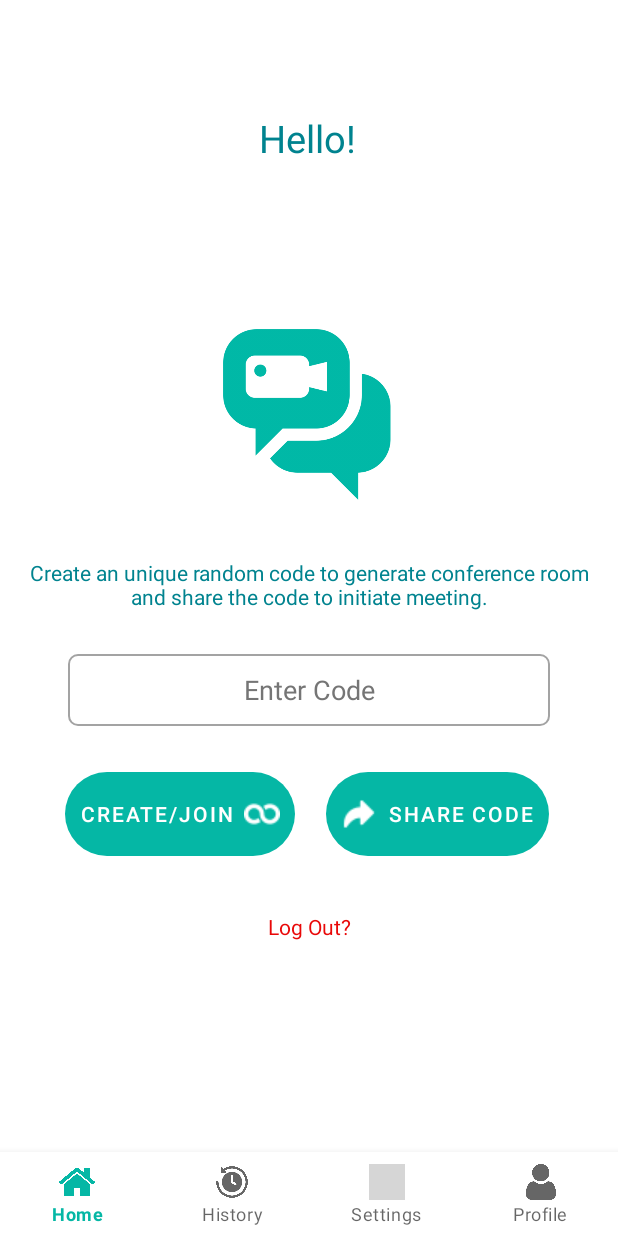
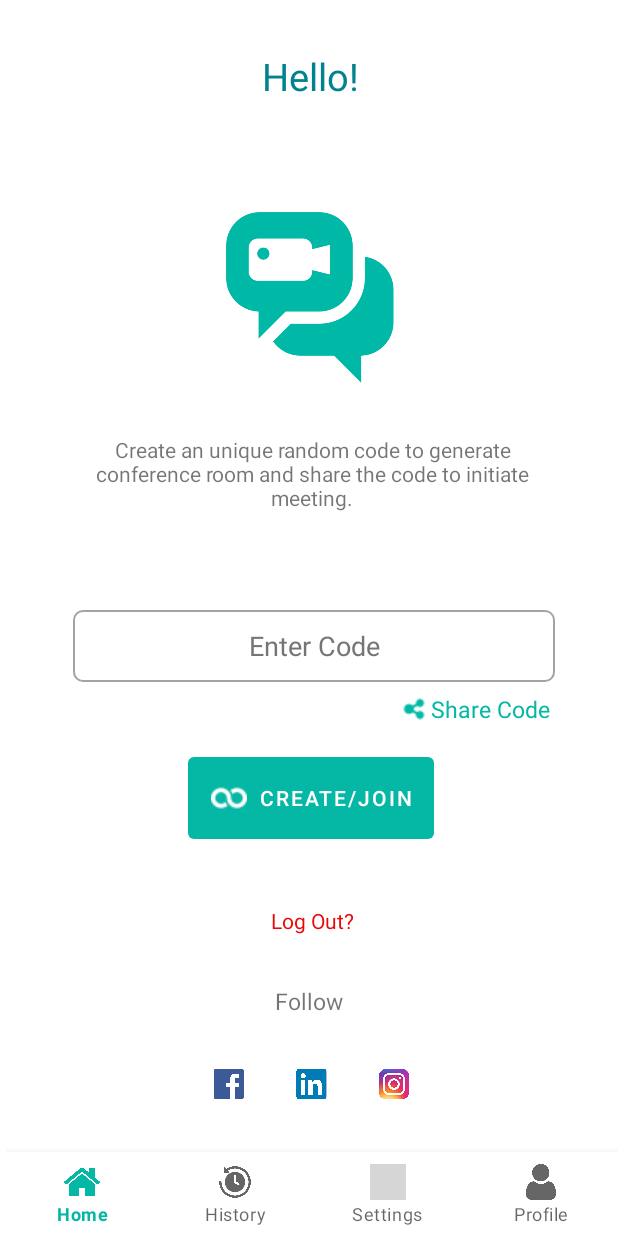
Before and after one commit to NilabhB/SkyMeet, an Android app: the MainActivity screen opened directly, with no data from a screen before it, on a phone screen of 412 x 824 dp. Run offline under Robolectric (Android 15) with nearby library versions, the phone set to English and light mode, and no system bars; our stand-ins replace Firebase (no records; nobody signed in at launch, a user with empty details on screens opened directly); libraries missing offline, so code that uses them is left out: org.jitsi.meet; Roboto replaces fonts that are not available here; 2 statements that could not run were skipped; grey boxes are pictures that could not be loaded.

Commit message:
Introduced Social Media

```diff
--- a/app/src/main/res/layout/activity_main.xml
+++ b/app/src/main/res/layout/activity_main.xml
@@ -4,36 +4,34 @@
     xmlns:tools="http://schemas.android.com/tools"
     android:layout_width="match_parent"
     android:layout_height="match_parent"
+    android:paddingLeft="4dp"
     tools:context=".MainActivity">
 
     <ImageView
         android:id="@+id/imageView3"
         android:layout_width="130dp"
         android:layout_height="130dp"
-
+        android:layout_marginTop="30dp"
         app:layout_constraintBottom_toTopOf="@+id/textView2"
         app:layout_constraintEnd_toEndOf="parent"
         app:layout_constraintHorizontal_bias="0.498"
         app:layout_constraintStart_toStartOf="parent"
         app:layout_constraintTop_toTopOf="parent"
-        app:layout_constraintVertical_bias="0.872"
+        app:layout_constraintVertical_bias="0.827"
         app:srcCompat="@drawable/skymeet_logo" />
 
     <TextView
         android:id="@+id/textView2"
-        android:layout_width="match_parent"
-        android:layout_height="wrap_content"
+        android:layout_width="301dp"
+        android:layout_height="61dp"
         android:layout_margin="10dp"
-        android:layout_marginBottom="36dp"
         android:gravity="center"
         android:text="Create an unique random code to generate conference room and share the code to initiate meeting."
-        android:textColor="#00838F"
         app:layout_constraintBottom_toTopOf="@+id/codeBox"
         app:layout_constraintEnd_toEndOf="parent"
-        app:layout_constraintHorizontal_bias="1.0"
         app:layout_constraintStart_toStartOf="parent"
         app:layout_constraintTop_toTopOf="parent"
-        app:layout_constraintVertical_bias="0.951" />
+        app:layout_constraintVertical_bias="0.846" />
 
     <EditText
         android:id="@+id/codeBox"
@@ -50,9 +48,10 @@
         android:textColorHint="#757575"
         app:layout_constraintBottom_toTopOf="@+id/bottomNavigationView"
         app:layout_constraintEnd_toEndOf="parent"
+        app:layout_constraintHorizontal_bias="0.522"
         app:layout_constraintStart_toStartOf="parent"
         app:layout_constraintTop_toTopOf="parent"
-        app:layout_constraintVertical_bias="0.609" />
+        app:layout_constraintVertical_bias="0.567" />
 
     <Button
         android:id="@+id/joinBtn"
@@ -60,17 +59,16 @@
         android:layout_height="wrap_content"
         android:layout_margin="10dp"
         android:layout_weight="1"
-        android:background="@drawable/buttonbox2"
-        android:drawableRight="@drawable/join"
-        android:padding="10dp"
+        android:drawableLeft="@drawable/join"
+        android:padding="15dp"
         android:stateListAnimator="@android:animator/fade_in"
         android:text="Create/Join"
         app:layout_constraintBottom_toTopOf="@+id/bottomNavigationView"
         app:layout_constraintEnd_toEndOf="parent"
-        app:layout_constraintHorizontal_bias="0.14"
+        app:layout_constraintHorizontal_bias="0.497"
         app:layout_constraintStart_toStartOf="parent"
         app:layout_constraintTop_toBottomOf="@+id/codeBox"
-        app:layout_constraintVertical_bias="0.098" />
+        app:layout_constraintVertical_bias="0.149" />
 
     <com.google.android.material.bottomnavigation.BottomNavigationView
         android:id="@+id/bottomNavigationView"
@@ -89,6 +87,7 @@
         android:id="@+id/welcomeUser"
         android:layout_width="wrap_content"
         android:layout_height="wrap_content"
+        android:layout_marginBottom="20dp"
         android:padding="5sp"
         android:textColor="#00838F"
         android:textSize="25sp"
@@ -97,7 +96,7 @@
         app:layout_constraintHorizontal_bias="0.498"
         app:layout_constraintStart_toStartOf="parent"
         app:layout_constraintTop_toTopOf="parent"
-        app:layout_constraintVertical_bias="0.657" />
+        app:layout_constraintVertical_bias="1.0" />
 
     <TextView
         android:id="@+id/logoutText"
@@ -125,19 +124,63 @@
         app:layout_constraintTop_toTopOf="parent"
         app:layout_constraintVertical_bias="1.0" />
 
-    <Button
-        android:id="@+id/button"
+    <TextView
+        android:id="@+id/shareCode"
         android:layout_width="wrap_content"
         android:layout_height="wrap_content"
-        android:background="@drawable/buttonbox2"
-        android:drawableLeft="@drawable/forward"
-        android:padding="10dp"
+        android:drawableLeft="@drawable/share"
+        android:drawablePadding="3dp"
+        android:paddingStart="2dp"
+        android:paddingEnd="2dp"
         android:text="Share Code"
+        android:textColor="#05B7A5"
+        android:textSize="15sp"
+        app:layout_constraintBottom_toTopOf="@+id/joinBtn"
+        app:layout_constraintEnd_toEndOf="parent"
+        app:layout_constraintHorizontal_bias="0.857"
+        app:layout_constraintStart_toStartOf="parent"
+        app:layout_constraintTop_toBottomOf="@+id/codeBox"
+        app:layout_constraintVertical_bias="0.321" />
+
+    <TextView
+        android:id="@+id/followtv"
+        android:layout_width="wrap_content"
+        android:layout_height="wrap_content"
+        android:text="Follow "
+        android:textSize="15sp"
         app:layout_constraintBottom_toTopOf="@+id/bottomNavigationView"
         app:layout_constraintEnd_toEndOf="parent"
-        app:layout_constraintHorizontal_bias="0.307"
-        app:layout_constraintStart_toEndOf="@+id/joinBtn"
-        app:layout_constraintTop_toBottomOf="@+id/codeBox"
-        app:layout_constraintVertical_bias="0.135" />
+        app:layout_constraintStart_toStartOf="parent"
+        app:layout_constraintTop_toBottomOf="@+id/logoutText"
+        app:layout_constraintVertical_bias="0.271" />
+
+    <LinearLayout
+        android:layout_width="130dp"
+        android:layout_height="21dp"
+        android:orientation="horizontal"
+        app:layout_constraintBottom_toTopOf="@+id/bottomNavigationView"
+        app:layout_constraintEnd_toEndOf="parent"
+        app:layout_constraintHorizontal_bias="0.498"
+        app:layout_constraintStart_toStartOf="parent"
+        app:layout_constraintTop_toBottomOf="@+id/followtv">
+
+        <ImageView
+            android:id="@+id/facebook"
+            android:layout_width="20dp"
+            android:layout_height="20dp"
+            app:srcCompat="@drawable/facebook_logo" />
+
+        <ImageView
+            android:id="@+id/imageView7"
+            android:layout_width="90dp"
+            android:layout_height="20dp"
+            app:srcCompat="@drawable/linkedin_logo" />
+
+        <ImageView
+            android:id="@+id/imageView8"
+            android:layout_width="20dp"
+            android:layout_height="20dp"
+            app:srcCompat="@drawable/instagram_logo" />
+    </LinearLayout>
 
 </androidx.constraintlayout.widget.ConstraintLayout>
```
Also changed, not shown: app/src/main/res/drawable/facebook_logo.png (added), app/src/main/res/drawable/forward.png, app/src/main/res/drawable/instagram_logo.png (added), app/src/main/res/drawable/linkedin_logo.png (added), app/src/main/res/drawable/share.png (added).
